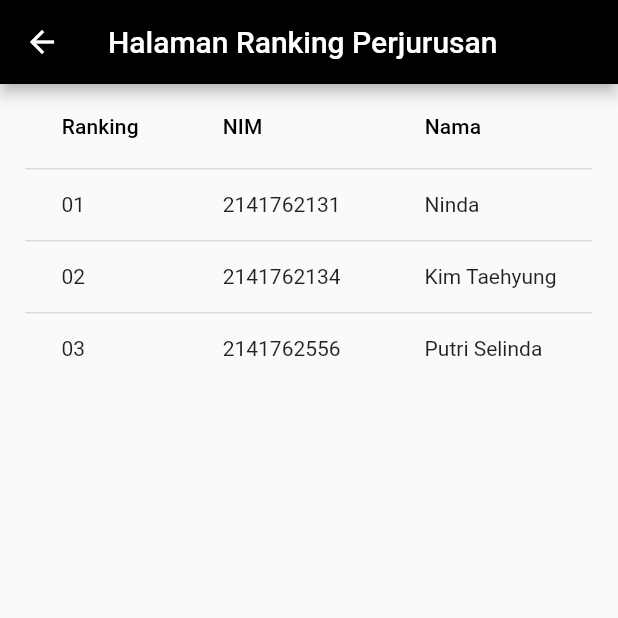
After one commit to AkanTahu/simapres, a Flutter app: the RankingJurusan screen opened directly, after a tap on "Jurusan Teknik Mesin", on a phone screen of 412 x 824 dp, the top half of it. The commit adds this screen. Run offline on Flutter 3.47's test engine with Material 2 defaults, Android fonts, the phone set to English and light mode, and no system bars; our stand-ins replace dropdown_button2, image_picker; missing offline and left inert: pretty_animated_buttons; Roboto replaces fonts that are missing (proximanova); project files that could hold a hidden picture were left out.

Commit message:
nambah fitur rangking perjurusan ninda

```diff
--- /dev/null
+++ b/lib/daftarJurusan.dart
@@ -0,0 +1,301 @@
+import 'package:flutter/material.dart';
+import 'rangkingPerJurusan.dart';
+
+void main() {
+  runApp(const MaterialApp(
+    home: RankingJurusan(),
+  ));
+}
+
+class RankingJurusan extends StatelessWidget {
+  const RankingJurusan({Key? key}) : super(key: key);
+
+  @override
+  Widget build(BuildContext context) {
+    return Scaffold(
+      appBar: AppBar(
+        backgroundColor: Color.fromARGB(255, 0, 1, 4),
+        title: const Text('Pilih Jurusan Anda'),
+      ),
+      body: Center(
+        child: Column(
+          mainAxisAlignment: MainAxisAlignment.center,
+          children: [
+            ElevatedButton(
+              style: ElevatedButton.styleFrom(
+                backgroundColor: Colors.black,
+                shadowColor: Colors.teal,
+                elevation: 10,
+              ),
+              onPressed: () {
+                Navigator.push(
+                  context,
+                  MaterialPageRoute(builder: (context) => DaftarRanking()),
+                );
+              },
+              child: const Padding(
+                padding: EdgeInsets.all(10.0),
+                child: Column(
+                  mainAxisAlignment: MainAxisAlignment.center,
+                  children: [
+                    SizedBox(
+                      width: 10,
+                    ),
+                    Text(
+                      "Jurusan Teknologi Informasi",
+                      textAlign: TextAlign.center,
+                      style: TextStyle(
+                        fontWeight: FontWeight.bold,
+                        fontSize: 16.0,
+                      ),
+                    )
+                  ],
+                ),
+              ),
+            ),
+            SizedBox(height: 16),
+            ElevatedButton(
+              style: ElevatedButton.styleFrom(
+                backgroundColor: Colors.black,
+                shadowColor: Colors.indigo,
+                elevation: 10,
+              ),
+              onPressed: () {
+                Navigator.push(
+                  context,
+                  MaterialPageRoute(builder: (context) => DaftarRanking()),
+                );
+              },
+              child: const Padding(
+                padding: EdgeInsets.all(10.0),
+                child: Column(
+                  mainAxisAlignment: MainAxisAlignment.center,
+                  children: [
+                    SizedBox(
+                      width: 100,
+                    ),
+                    Text(
+                      "Jurusan Teknik Mesin",
+                      style: TextStyle(
+                          fontWeight: FontWeight.bold, fontSize: 16.0),
+                    )
+                  ],
+                ),
+              ),
+            ),
+            SizedBox(height: 16),
+            ElevatedButton(
+              style: ElevatedButton.styleFrom(
+                backgroundColor: Colors.black,
+                shadowColor: Colors.orange,
+                elevation: 10,
+              ),
+              onPressed: () {
+                Navigator.push(
+                  context,
+                  MaterialPageRoute(builder: (context) => DaftarRanking()),
+                );
+              },
+              child: const Padding(
+                padding: EdgeInsets.all(10.0),
+                child: Column(
+                  mainAxisAlignment: MainAxisAlignment.center,
+                  children: [
+                    SizedBox(
+                      width: 10,
+                    ),
+                    Text(
+                      "Jurusan Teknik Sipil",
+                      style: TextStyle(
+                          fontWeight: FontWeight.bold, fontSize: 16.0),
+                    )
+                  ],
+                ),
+              ),
+            ),
+            SizedBox(height: 16),
+            ElevatedButton(
+              style: ElevatedButton.styleFrom(
+                backgroundColor: Colors.black,
+                shadowColor: Colors.yellow,
+                elevation: 10,
+              ),
+              onPressed: () {
+                Navigator.push(
+                  context,
+                  MaterialPageRoute(builder: (context) => DaftarRanking()),
+                );
+              },
+              child: const Padding(
+                padding: EdgeInsets.all(10.0),
+                child: Column(
+                  mainAxisAlignment: MainAxisAlignment.center,
+                  children: [
+                    SizedBox(
+                      width: 10,
+                    ),
+                    Text(
+                      "Jurusan Teknik Elektro",
+                      style: TextStyle(
+                          fontWeight: FontWeight.bold, fontSize: 16.0),
+                    )
+                  ],
+                ),
+              ),
+            ),
+            SizedBox(height: 16),
+            ElevatedButton(
+              style: ElevatedButton.styleFrom(
+                backgroundColor: Colors.black,
+                shadowColor: Colors.red,
+                elevation: 10,
+              ),
+              onPressed: () {
+                Navigator.push(
+                  context,
+                  MaterialPageRoute(builder: (context) => DaftarRanking()),
+                );
+              },
+              child: const Padding(
+                padding: EdgeInsets.all(10.0),
+                child: Column(
+                  mainAxisAlignment: MainAxisAlignment.center,
+                  children: [
+                    SizedBox(
+                      width: 10,
+                    ),
+                    Text(
+                      "Jurusan Teknik Kimia",
+                      style: TextStyle(
+                          fontWeight: FontWeight.bold, fontSize: 16.0),
+                    )
+                  ],
+                ),
+              ),
+            ),
+            SizedBox(height: 16),
+            ElevatedButton(
+              style: ElevatedButton.styleFrom(
+                backgroundColor: Colors.black,
+                shadowColor: Colors.purple,
+                elevation: 10,
+              ),
+              onPressed: () {
+                Navigator.push(
+                  context,
+                  MaterialPageRoute(builder: (context) => DaftarRanking()),
+                );
+              },
+              child: const Padding(
+                padding: EdgeInsets.all(10.0),
+                child: Column(
+                  mainAxisAlignment: MainAxisAlignment.center,
+                  children: [
+                    SizedBox(
+                      width: 10,
+                    ),
+                    Text(
+                      "Jurusan Akutansi",
+                      style: TextStyle(
+                          fontWeight: FontWeight.bold, fontSize: 16.0),
+                    )
+                  ],
+                ),
+              ),
+            ),
+            SizedBox(height: 16),
+            ElevatedButton(
+              style: ElevatedButton.styleFrom(
+                backgroundColor: Colors.black,
+                shadowColor: Colors.pink,
+                elevation: 10,
+              ),
+              onPressed: () {
+                Navigator.push(
+                  context,
+                  MaterialPageRoute(builder: (context) => DaftarRanking()),
+                );
+              },
+              child: const Padding(
+                padding: EdgeInsets.all(10.0),
+                child: Column(
+                  mainAxisAlignment: MainAxisAlignment.center,
+                  children: [
+                    SizedBox(
+                      width: 10,
+                    ),
+                    Text(
+                      "Jurusan Administrasi Niaga",
+                      style: TextStyle(
+                          fontWeight: FontWeight.bold, fontSize: 16.0),
+                    )
+                  ],
+                ),
+              ),
+            ),
+            SizedBox(height: 16),
+            ElevatedButton(
+              style: ElevatedButton.styleFrom(
+                backgroundColor: Colors.black,
+                shadowColor: Colors.blue,
+                elevation: 10,
+              ),
+              onPressed: () {
+                Navigator.push(
+                  context,
+                  MaterialPageRoute(builder: (context) => DaftarRanking()),
+                );
+              },
+              child: const Padding(
+                padding: EdgeInsets.all(10.0),
+                child: Column(
+                  mainAxisAlignment: MainAxisAlignment.center,
+                  children: [
+                    SizedBox(
+                      width: 10,
+                    ),
+                    Text(
+                      "Jurusan Pariwisata",
+                      style: TextStyle(
+                          fontWeight: FontWeight.bold, fontSize: 16.0),
+                    )
+                  ],
+                ),
+              ),
+            ),
+            SizedBox(height: 16),
+            ElevatedButton(
+              style: ElevatedButton.styleFrom(
+                backgroundColor: Colors.black,
+                shadowColor: Colors.green,
+                elevation: 80,
+              ),
+              onPressed: () {
+                Navigator.push(
+                  context,
+                  MaterialPageRoute(builder: (context) => DaftarRanking()),
+                );
+              },
+              child: const Padding(
+                padding: EdgeInsets.all(10.0),
+                child: Column(
+                  mainAxisAlignment: MainAxisAlignment.center,
+                  children: [
+                    SizedBox(
+                      width: 10,
+                    ),
+                    Text(
+                      "Jurusan Bahasa Inggris",
+                      style: TextStyle(
+                          fontWeight: FontWeight.bold, fontSize: 16.0),
+                    )
+                  ],
+                ),
+              ),
+            ),
+          ],
+        ),
+      ),
+    );
+  }
+}
--- a/lib/menu.dart
+++ b/lib/menu.dart
@@ -3,6 +3,7 @@ import 'main.dart';
 import 'daftarprestasi.dart';
 import 'rangkingSaya.dart';
 import './admin/login.dart';
+import 'daftarJurusan.dart';
 import 'package:pretty_animated_buttons/pretty_animated_buttons.dart';
 
 class Menu extends StatelessWidget {
@@ -44,7 +45,11 @@ class Menu extends StatelessWidget {
                   onPressed: () {
                     Navigator.push(
                       context,
+<<<<<<< Updated upstream
                       MaterialPageRoute(builder: (context) => DaftarPrestasi()),
+=======
+                      MaterialPageRoute(builder: (context) => RankingJurusan()),
+>>>>>>> Stashed changes
                     );
                   },
                 ),
@@ -89,11 +94,11 @@ class Menu extends StatelessWidget {
                 label: 'Masuk Admin',
                 slidePosition: SlidePosition.right,
                 labelStyle: Theme.of(context).textTheme.bodyLarge!,
-                onPressed:(){
+                onPressed: () {
                   Navigator.push(
-                      context,
-                      MaterialPageRoute(builder: (context) => const LoginAdmin()),
-                    );
+                    context,
+                    MaterialPageRoute(builder: (context) => const LoginAdmin()),
+                  );
                 },
               ),
             ],
--- /dev/null
+++ b/lib/rangkingPerJurusan.dart
@@ -0,0 +1,56 @@
+import 'package:flutter/material.dart';
+import 'package:simapres/daftarJurusan.dart';
+
+void main() {
+  runApp(DaftarRanking());
+}
+
+class DaftarRanking extends StatefulWidget {
+  _DaftarRankingState createState() => _DaftarRankingState();
+}
+
+class _DaftarRankingState extends State<DaftarRanking> {
+  Widget build(BuildContext context) {
+    return Scaffold(
+      appBar: AppBar(
+        backgroundColor: Color.fromARGB(255, 0, 0, 0),
+        title: Text('Halaman Ranking Perjurusan'),
+      ),
+      body: Center(
+        child: Column(
+          mainAxisAlignment: MainAxisAlignment.start,
+          children: [
+            DataTable(
+              columns: [
+                DataColumn(label: Text('Ranking')),
+                DataColumn(label: Text('NIM')),
+                DataColumn(label: Text('Nama')),
+                // DataColumn(label: Text('Waktu')),
+              ],
+              rows: [
+                DataRow(cells: [
+                  DataCell(Text('01')),
+                  DataCell(Text('2141762131')),
+                  DataCell(Text('Ninda')),
+                  // DataCell(Text('2022')),
+                ]),
+                DataRow(cells: [
+                  DataCell(Text('02')),
+                  DataCell(Text('2141762134')),
+                  DataCell(Text('Kim Taehyung')),
+                  // DataCell(Text('2023')),
+                ]),
+                DataRow(cells: [
+                  DataCell(Text('03')),
+                  DataCell(Text('2141762556')),
+                  DataCell(Text('Putri Selinda')),
+                  // DataCell(Text('2020')),
+                ]),
+              ],
+            ),
+          ],
+        ),
+      ),
+    );
+  }
+}
```
